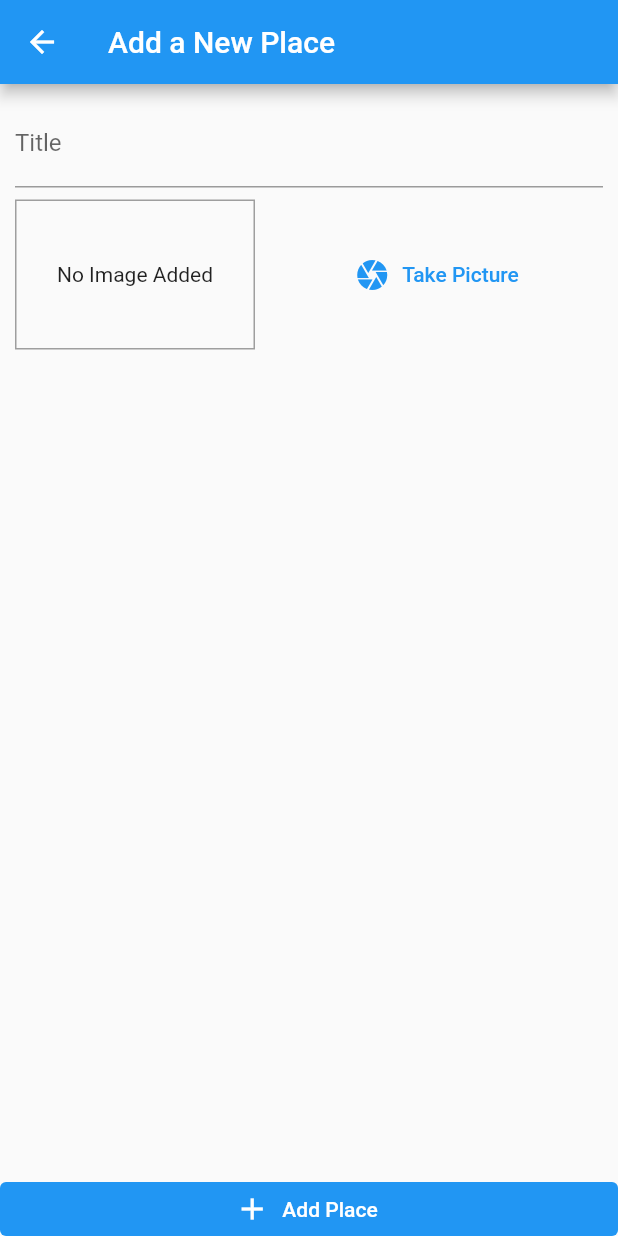
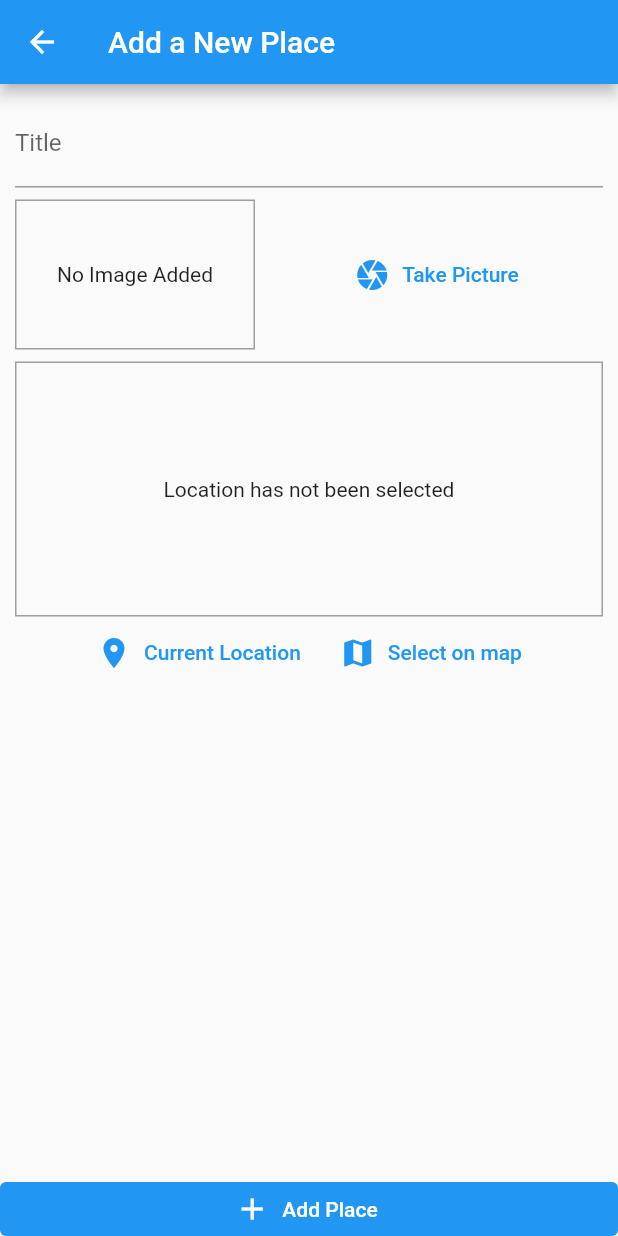
Before and after one commit to YuneshShrestha/places_app, a Flutter app: the AddPlaceScreen screen opened by its route, on a phone screen of 412 x 824 dp. Run offline on Flutter 3.47's test engine with Material 2 defaults, Android fonts, the phone set to English and light mode, and no system bars; our stand-ins replace image_picker, location, sqflite; accounts and stored records are empty.

Commit message:
location package with getting user currentLocation

```diff
--- a/lib/screens/add_place_screen.dart
+++ b/lib/screens/add_place_screen.dart
@@ -1,8 +1,9 @@
 import 'dart:io';
 import 'package:flutter/material.dart';
-import 'package:great_places_app/providers/great_places.dart';
-import 'package:great_places_app/widgets/image_input.dart';
+import '../providers/great_places.dart';
 import 'package:provider/provider.dart';
+import '../widgets/image_input.dart';
+import '../widgets/locataion_input.dart';
 
 class AddPlaceScreen extends StatefulWidget {
   static const routeName = "/add-place-screen";
@@ -30,6 +31,9 @@ class _AddPlaceScreenState extends State<AddPlaceScreen> {
 
   @override
   Widget build(BuildContext context) {
+    const sizedBox = SizedBox(
+      height: 8.0,
+    );
     return Scaffold(
       appBar: AppBar(
         title: const Text("Add a New Place"),
@@ -48,12 +52,12 @@ class _AddPlaceScreenState extends State<AddPlaceScreen> {
                       label: Text("Title"),
                     ),
                   ),
-                  const SizedBox(
-                    height: 8.0,
-                  ),
+                  sizedBox,
                   ImageInput(
                     onSelectImage: _selectImage,
                   ),
+                  sizedBox,
+                  const LocationInput(),
                 ],
               ),
             ),
@@ -71,7 +75,7 @@ class _AddPlaceScreenState extends State<AddPlaceScreen> {
               icon: const Icon(Icons.add),
               label: const Text("Add Place"),
             ),
-          )
+          ),
         ],
       ),
     );
--- /dev/null
+++ b/lib/widgets/locataion_input.dart
@@ -0,0 +1,63 @@
+import 'package:flutter/material.dart';
+import 'package:location/location.dart';
+
+class LocationInput extends StatefulWidget {
+  const LocationInput({super.key});
+
+  @override
+  State<LocationInput> createState() => _LocationInputState();
+}
+
+class _LocationInputState extends State<LocationInput> {
+  String? _previewImage;
+  Future<void> _getCurrentUserLocation() async {
+    LocationData userLocation = await Location().getLocation();
+    print("Lat: ${userLocation.latitude} , Long: ${userLocation.longitude} ");
+  }
+
+  @override
+  Widget build(BuildContext context) {
+    return Column(
+      children: [
+        Container(
+          decoration: BoxDecoration(
+            border: Border.all(
+              color: Colors.grey,
+              width: 1.0,
+            ),
+          ),
+          width: double.infinity,
+          height: 170,
+          alignment: Alignment.center,
+          child: _previewImage == null
+              ? const Text("Location has not been selected")
+              : Image.network(
+                  _previewImage!,
+                  width: double.infinity,
+                  fit: BoxFit.cover,
+                ),
+        ),
+        Row(
+          mainAxisAlignment: MainAxisAlignment.center,
+          children: [
+            TextButton.icon(
+              onPressed: () {
+                _getCurrentUserLocation();
+              },
+              icon: const Icon(Icons.location_on),
+              label: const Text("Current Location"),
+            ),
+            const SizedBox(
+              width: 10.0,
+            ),
+            TextButton.icon(
+              onPressed: () {},
+              icon: const Icon(Icons.map),
+              label: const Text("Select on map"),
+            )
+          ],
+        ),
+      ],
+    );
+  }
+}
--- a/pubspec.yaml
+++ b/pubspec.yaml
@@ -40,8 +40,7 @@ dependencies:
   path_provider: ^2.0.12
   provider: ^6.0.5
   sqflite: ^2.2.4+1
-
-
+  location: ^4.4.0
 
 dev_dependencies:
   flutter_test:
```
Also changed, not shown: pubspec.lock, 2 other files.
